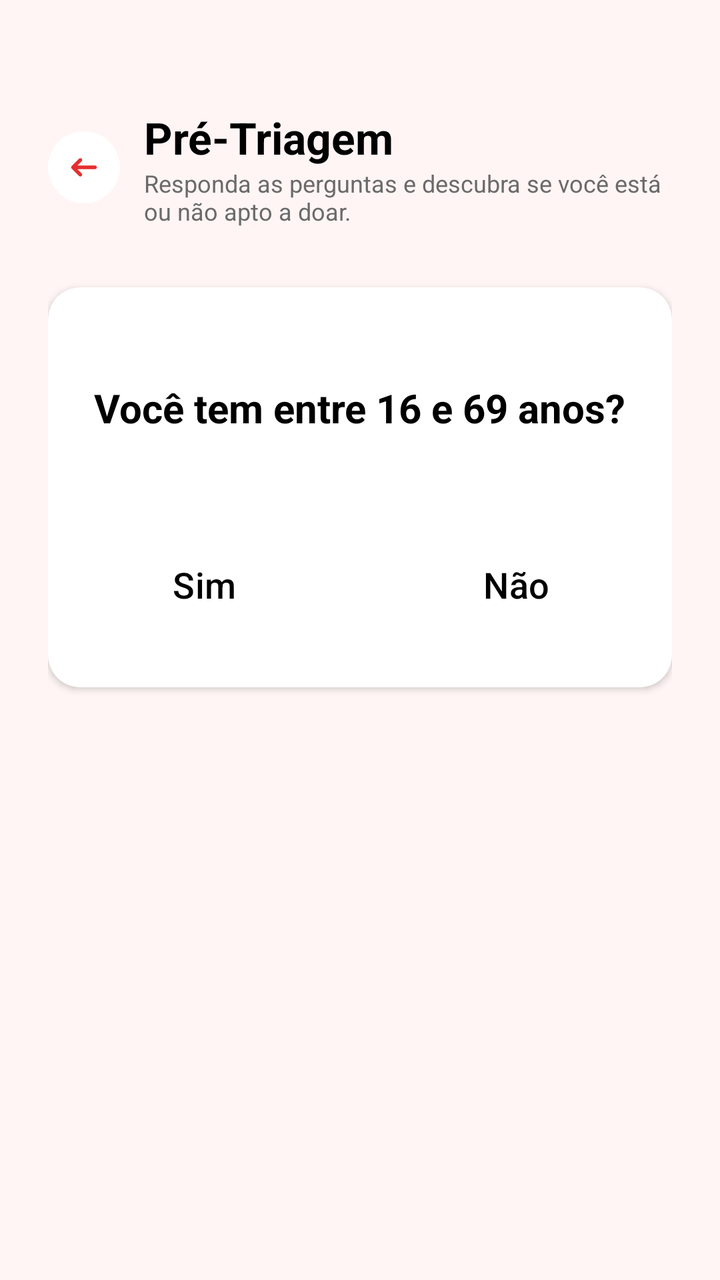
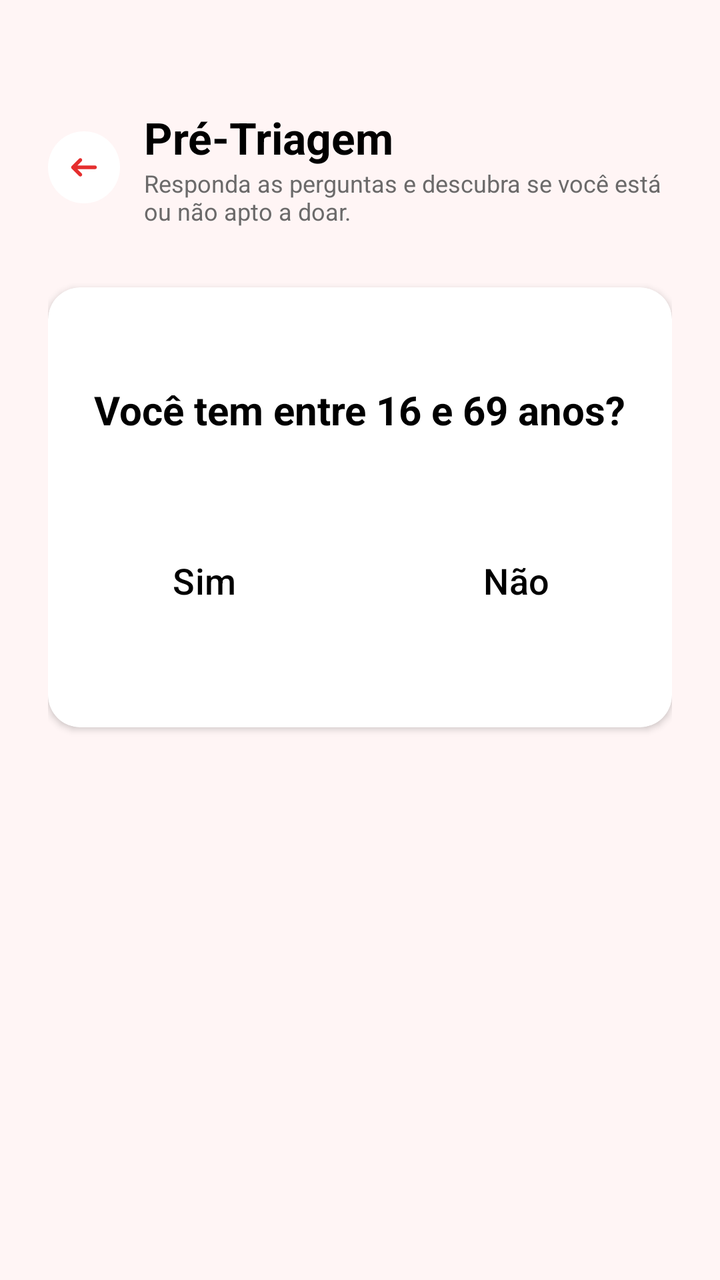

Screens rendered from an Android XML layout before and after an edit, with the pre-edit source and the edit as a unified diff.
<!-- AndroidManifest.xml: application theme Theme.Hemo_Conecta -->
<!-- res/layout/fragment_quest1.xml -->
<?xml version="1.0" encoding="utf-8"?>
<androidx.constraintlayout.widget.ConstraintLayout
    xmlns:android="http://schemas.android.com/apk/res/android"
    xmlns:app="http://schemas.android.com/apk/res-auto"
    android:layout_width="match_parent"
    android:layout_height="match_parent"
    android:background="@color/background">

    <ScrollView
        android:layout_width="0dp"
        android:layout_height="match_parent"
        android:fillViewport="true"
        app:layout_constraintBottom_toTopOf="parent"
        app:layout_constraintEnd_toEndOf="parent"
        app:layout_constraintHorizontal_bias="0.0"
        app:layout_constraintStart_toStartOf="parent"
        app:layout_constraintTop_toTopOf="parent"
        app:layout_constraintVertical_bias="0.0">

        <LinearLayout

            android:padding="24dp"
            android:layout_width="match_parent"
            android:layout_height="wrap_content"
            android:orientation="vertical">

            
            <LinearLayout
                android:layout_width="match_parent"
                android:layout_height="wrap_content"
                android:gravity="center_vertical"
                android:orientation="horizontal">

                <FrameLayout
                    android:layout_width="36dp"
                    android:layout_height="36dp"
                    android:background="@drawable/bg_icon"
                    android:backgroundTint="@color/white">

                    <ImageView
                        android:layout_width="22dp"
                        android:layout_height="22dp"
                        android:layout_gravity="center"
                        android:contentDescription="Voltar"
                        android:src="@drawable/ic_back" />
                </FrameLayout>

                <LinearLayout
                    android:layout_width="match_parent"
                    android:layout_height="wrap_content"
                    android:layout_marginStart="12dp"
                    android:orientation="vertical">

                    <TextView
                        android:layout_width="wrap_content"
                        android:layout_height="wrap_content"
                        android:text="@string/pagName"
                        android:textColor="@color/black"
                        android:textSize="22sp"
                        android:textStyle="bold"
                        android:layout_marginTop="30dp"/>

                    <TextView
                        android:layout_width="wrap_content"
                        android:layout_height="wrap_content"
                        android:text="@string/text"
                        android:textColor="@color/cinza"
                        android:textSize="12sp"
                        android:layout_marginBottom="30dp"/>
                </LinearLayout>
            </LinearLayout>

            
            <androidx.cardview.widget.CardView
                xmlns:android="http://schemas.android.com/apk/res/android"
                xmlns:app="http://schemas.android.com/apk/res-auto"
                android:layout_width="match_parent"
                android:layout_height="200dp"
                android:layout_marginBottom="12dp"
                app:cardCornerRadius="16dp"
                app:cardElevation="2dp">

                <LinearLayout
                    android:layout_width="match_parent"
                    android:layout_height="200dp"
                    android:orientation="vertical"
                    >

                    <LinearLayout
                        android:layout_width="match_parent"
                        android:layout_height="wrap_content"
                        android:orientation="vertical"
                        android:gravity="center"
                        android:layout_weight="1">

                        <TextView
                            android:layout_width="wrap_content"
                            android:layout_height="wrap_content"

                            android:id="@+id/perguntaText"
                            android:text="@string/pergunta1"
                            android:textColor="@color/black"
                            android:textSize="20sp"
                            android:textStyle="bold"
                            android:layout_marginTop="30dp"
                            android:padding="8dp"/>

                    </LinearLayout>

                    
                    <LinearLayout
                        android:id="@+id/linearEscolha"
                        android:layout_width="match_parent"
                        android:layout_height="wrap_content"
                        android:layout_weight="1"
                        android:orientation="horizontal">

                        <Button
                            android:layout_width="wrap_content"
                            android:layout_height="wrap_content"
                            android:layout_weight="1"
                            android:text="@string/opcao1"
                            android:textColor="@color/black"
                            android:backgroundTint="@color/white"
                            android:padding="18dp"
                            android:textSize="18sp"
                            android:layout_marginTop="24dp"
                            android:id="@+id/opcaoSim_bt" />

                        <Button
                            android:layout_width="wrap_content"
                            android:layout_height="wrap_content"
                            android:layout_weight="1"
                            android:text="@string/opcao2"
                            android:textColor="@color/black"
                            android:backgroundTint="@color/white"
                            android:padding="18dp"
                            android:textSize="18sp"
                            android:layout_marginTop="24dp"
                            android:id="@+id/opcaoNao_bt" />
                    </LinearLayout>


                </LinearLayout>
            </androidx.cardview.widget.CardView>
        </LinearLayout>
    </ScrollView>
</androidx.constraintlayout.widget.ConstraintLayout>
<!-- resources referenced by this layout -->
<resources>
  <color name="background">#FFF5F5</color>
  <color name="black">#000000</color>
  <color name="cinza">#6B6A6A</color>
  <color name="white">#FFFFFF</color>
  <!-- drawable bg_icon (drawable) -->
  <?xml version="1.0" encoding="utf-8"?>
  <shape xmlns:android="http://schemas.android.com/apk/res/android"
      android:shape="oval">
  </shape>
  <!-- drawable ic_back (drawable) -->
  <vector xmlns:android="http://schemas.android.com/apk/res/android" android:height="30dp" android:viewportHeight="512" android:viewportWidth="512" android:width="30dp">
        
      <path android:fillColor="#FFFFFF" android:pathData="M0,0v512h512V0H0zM469.33,469.33H42.67V42.67h426.67V469.33z"/>
        
      <path android:fillColor="#E52E2E" android:pathData="M110.93,243.24c-0.23,0.3 -0.46,0.6 -0.67,0.91c-0.2,0.3 -0.38,0.62 -0.57,0.93c-0.17,0.28 -0.35,0.56 -0.51,0.86c-0.17,0.32 -0.31,0.65 -0.47,0.97c-0.14,0.31 -0.3,0.61 -0.43,0.92c-0.13,0.31 -0.24,0.64 -0.35,0.96c-0.12,0.34 -0.25,0.67 -0.35,1.01c-0.1,0.32 -0.17,0.65 -0.25,0.97c-0.09,0.35 -0.19,0.7 -0.26,1.05c-0.07,0.38 -0.12,0.75 -0.17,1.13c-0.04,0.31 -0.1,0.62 -0.14,0.93c-0.14,1.4 -0.14,2.81 0,4.21c0.03,0.31 0.09,0.62 0.14,0.93c0.05,0.38 0.1,0.76 0.17,1.13c0.07,0.36 0.17,0.7 0.26,1.05c0.08,0.32 0.15,0.65 0.25,0.97c0.1,0.34 0.23,0.68 0.35,1.01c0.12,0.32 0.22,0.64 0.35,0.96c0.13,0.31 0.28,0.62 0.43,0.92c0.15,0.32 0.3,0.65 0.47,0.97c0.16,0.29 0.34,0.57 0.51,0.86c0.19,0.31 0.36,0.63 0.57,0.93c0.21,0.31 0.44,0.61 0.67,0.91c0.19,0.25 0.37,0.52 0.57,0.76c0.44,0.54 0.9,1.05 1.39,1.54c0.01,0.01 0.01,0.02 0.02,0.02l85.33,85.33c8.33,8.33 21.84,8.33 30.17,0c8.33,-8.33 8.33,-21.84 0,-30.17l-48.92,-48.92H384c11.78,0 21.33,-9.55 21.33,-21.33s-9.55,-21.33 -21.33,-21.33H179.5l48.92,-48.92c8.33,-8.33 8.33,-21.84 0,-30.17s-21.84,-8.33 -30.17,0l-85.33,85.33c-0.01,0.01 -0.01,0.02 -0.02,0.02c-0.49,0.49 -0.95,1 -1.39,1.54C111.3,242.73 111.12,242.99 110.93,243.24z"/>
      
  </vector>
  <string name="opcao1">Sim</string>
  <string name="opcao2">Não</string>
  <string name="pagName">Pré-Triagem</string>
  <string name="pergunta1">Você tem entre 16 e 69 anos?</string>
  <string name="text">Responda as perguntas e descubra se você está ou não apto a doar. </string>
  <style name="Theme.Hemo_Conecta" parent="Base.Theme.Hemo_Conecta" />
  <style name="Base.Theme.Hemo_Conecta" parent="Theme.Material3.DayNight.NoActionBar">
          
          
      </style>
</resources>

<!-- the commit's change to res/layout/fragment_quest1.xml (unified diff, before → after) -->
@@ -75,7 +75,7 @@
                 xmlns:android="http://schemas.android.com/apk/res/android"
                 xmlns:app="http://schemas.android.com/apk/res-auto"
                 android:layout_width="match_parent"
-                android:layout_height="200dp"
+                android:layout_height="220dp"
                 android:layout_marginBottom="12dp"
                 app:cardCornerRadius="16dp"
                 app:cardElevation="2dp">
@@ -124,7 +124,7 @@
                             android:backgroundTint="@color/white"
                             android:padding="18dp"
                             android:textSize="18sp"
-                            android:layout_marginTop="24dp"
+                            android:layout_marginTop="20dp"
                             android:id="@+id/opcaoSim_bt" />
 
                         <Button
@@ -136,7 +136,7 @@
                             android:backgroundTint="@color/white"
                             android:padding="18dp"
                             android:textSize="18sp"
-                            android:layout_marginTop="24dp"
+                            android:layout_marginTop="20dp"
                             android:id="@+id/opcaoNao_bt" />
                     </LinearLayout>
 
